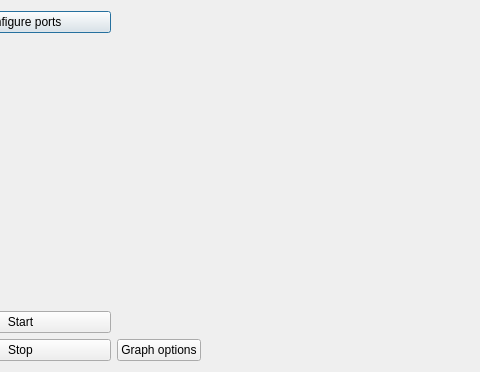
The window that maindlg.ui (juankti/plot-serial) describes before a commit, drawn with Qt 5; both pictures show x 81 to 561 and y 0 to 372 of the 802 by 372 pixel window.
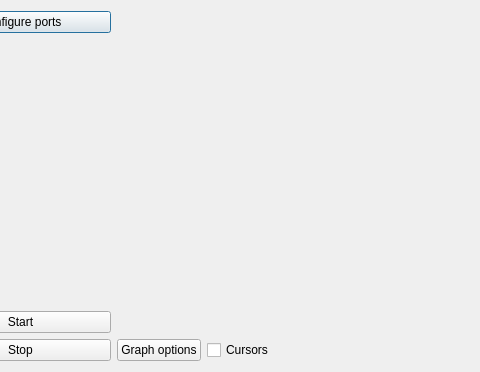
The same window after the commit. Custom widgets are drawn as their Qt base class.

Patch:
```diff
--- a/maindlg.ui
+++ b/maindlg.ui
@@ -125,6 +125,13 @@
            </property>
           </widget>
          </item>
+         <item>
+          <widget class="QCheckBox" name="checkBox">
+           <property name="text">
+            <string>Cursors</string>
+           </property>
+          </widget>
+         </item>
          <item>
           <spacer name="horizontalSpacer_3">
            <property name="orientation">
```
